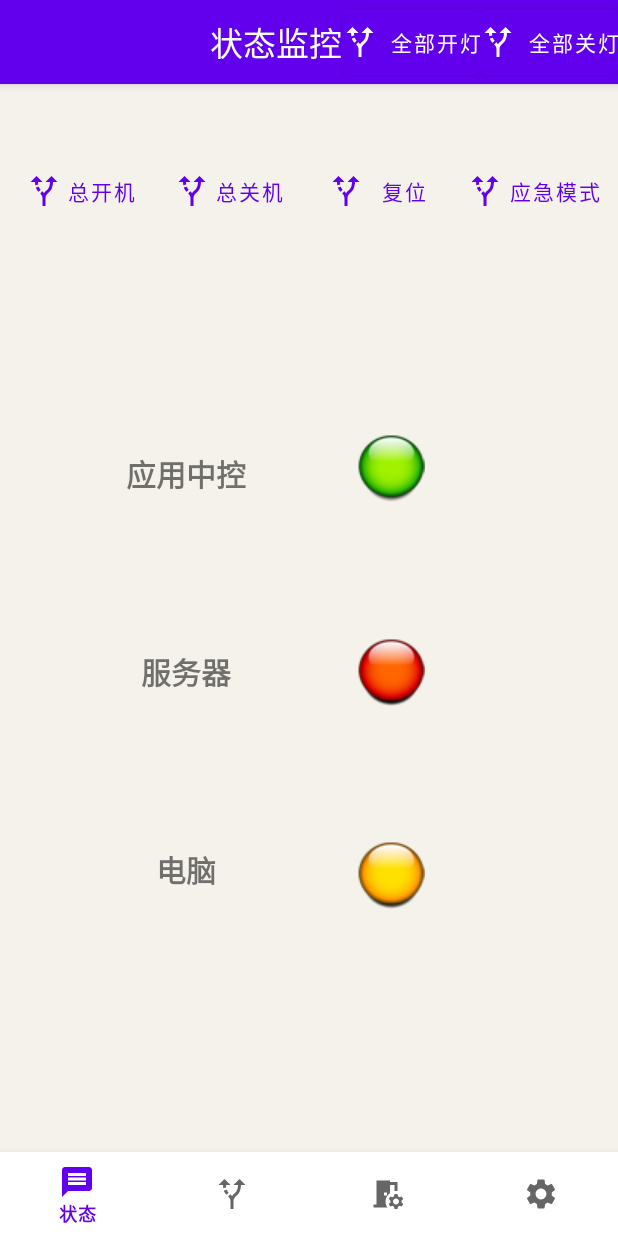
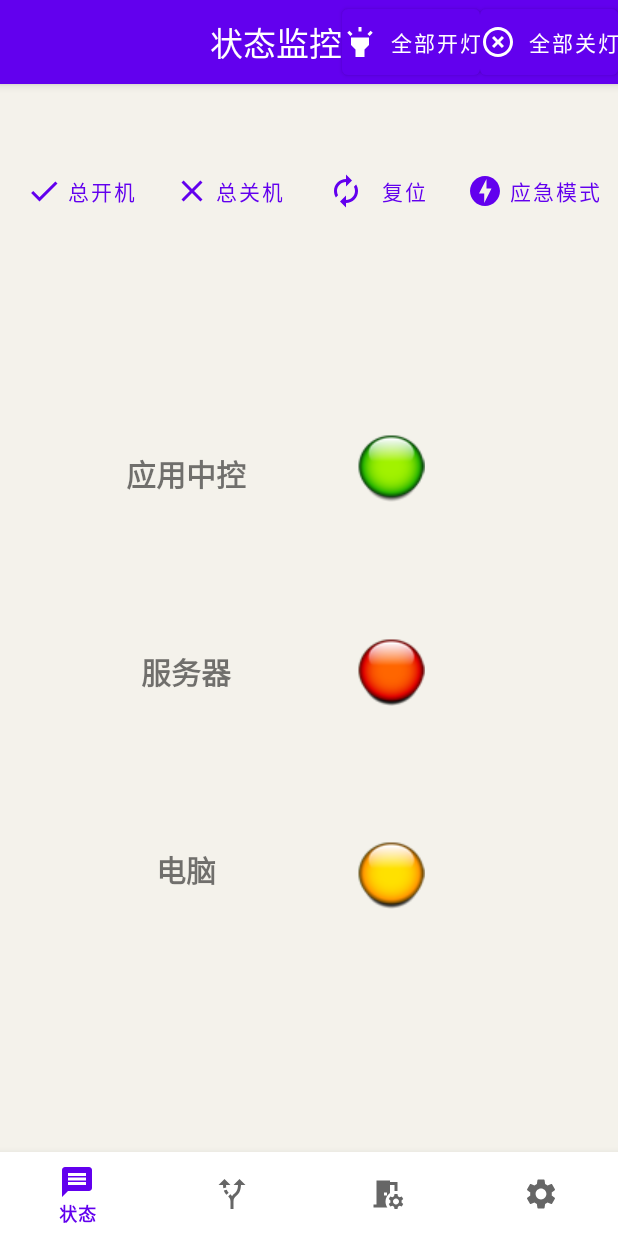
Before and after one commit to fgd-haha/ShowRoom, an Android app: the screen it shows after launch (MainActivity), on a phone screen of 412 x 824 dp. Run offline under Robolectric (Android 15) with nearby library versions, the phone set to English and light mode, and no system bars; our stand-ins replace navigation-ui; 4 statements that could not run were skipped.

Commit message:
feat: update icon of button

```diff
--- /dev/null
+++ b/app/src/main/res/drawable/ic_baseline_autorenew_24.xml
@@ -0,0 +1,10 @@
+<vector xmlns:android="http://schemas.android.com/apk/res/android"
+    android:width="24dp"
+    android:height="24dp"
+    android:viewportWidth="24"
+    android:viewportHeight="24"
+    android:tint="?attr/colorControlNormal">
+    <path
+        android:fillColor="@android:color/white"
+        android:pathData="M12,6v3l4,-4 -4,-4v3c-4.42,0 -8,3.58 -8,8 0,1.57 0.46,3.03 1.24,4.26L6.7,14.8c-0.45,-0.83 -0.7,-1.79 -0.7,-2.8 0,-3.31 2.69,-6 6,-6zM18.76,7.74L17.3,9.2c0.44,0.84 0.7,1.79 0.7,2.8 0,3.31 -2.69,6 -6,6v-3l-4,4 4,4v-3c4.42,0 8,-3.58 8,-8 0,-1.57 -0.46,-3.03 -1.24,-4.26z" />
+</vector>
--- /dev/null
+++ b/app/src/main/res/drawable/ic_baseline_check_24.xml
@@ -0,0 +1,10 @@
+<vector xmlns:android="http://schemas.android.com/apk/res/android"
+    android:width="24dp"
+    android:height="24dp"
+    android:viewportWidth="24"
+    android:viewportHeight="24"
+    android:tint="?attr/colorControlNormal">
+    <path
+        android:fillColor="@android:color/white"
+        android:pathData="M9,16.17L4.83,12l-1.42,1.41L9,19 21,7l-1.41,-1.41z" />
+</vector>
--- /dev/null
+++ b/app/src/main/res/drawable/ic_baseline_close_24.xml
@@ -0,0 +1,10 @@
+<vector xmlns:android="http://schemas.android.com/apk/res/android"
+    android:width="24dp"
+    android:height="24dp"
+    android:viewportWidth="24"
+    android:viewportHeight="24"
+    android:tint="?attr/colorControlNormal">
+    <path
+        android:fillColor="@android:color/white"
+        android:pathData="M19,6.41L17.59,5 12,10.59 6.41,5 5,6.41 10.59,12 5,17.59 6.41,19 12,13.41 17.59,19 19,17.59 13.41,12z" />
+</vector>
--- /dev/null
+++ b/app/src/main/res/drawable/ic_baseline_highlight_24.xml
@@ -0,0 +1,10 @@
+<vector xmlns:android="http://schemas.android.com/apk/res/android"
+    android:width="24dp"
+    android:height="24dp"
+    android:viewportWidth="24"
+    android:viewportHeight="24"
+    android:tint="?attr/colorControlNormal">
+    <path
+        android:fillColor="@android:color/white"
+        android:pathData="M6,14l3,3v5h6v-5l3,-3V9H6V14zM11,2h2v3h-2V2zM3.5,5.88l1.41,-1.41l2.12,2.12L5.62,8L3.5,5.88zM16.96,6.59l2.12,-2.12l1.41,1.41L18.38,8L16.96,6.59z" />
+</vector>
--- /dev/null
+++ b/app/src/main/res/drawable/ic_baseline_highlight_off_24.xml
@@ -0,0 +1,10 @@
+<vector xmlns:android="http://schemas.android.com/apk/res/android"
+    android:width="24dp"
+    android:height="24dp"
+    android:viewportWidth="24"
+    android:viewportHeight="24"
+    android:tint="?attr/colorControlNormal">
+    <path
+        android:fillColor="@android:color/white"
+        android:pathData="M14.59,8L12,10.59 9.41,8 8,9.41 10.59,12 8,14.59 9.41,16 12,13.41 14.59,16 16,14.59 13.41,12 16,9.41 14.59,8zM12,2C6.47,2 2,6.47 2,12s4.47,10 10,10 10,-4.47 10,-10S17.53,2 12,2zM12,20c-4.41,0 -8,-3.59 -8,-8s3.59,-8 8,-8 8,3.59 8,8 -3.59,8 -8,8z" />
+</vector>
--- /dev/null
+++ b/app/src/main/res/drawable/ic_baseline_offline_bolt_24.xml
@@ -0,0 +1,10 @@
+<vector xmlns:android="http://schemas.android.com/apk/res/android"
+    android:width="24dp"
+    android:height="24dp"
+    android:viewportWidth="24"
+    android:viewportHeight="24"
+    android:tint="?attr/colorControlNormal">
+    <path
+        android:fillColor="@android:color/white"
+        android:pathData="M12,2.02c-5.51,0 -9.98,4.47 -9.98,9.98s4.47,9.98 9.98,9.98 9.98,-4.47 9.98,-9.98S17.51,2.02 12,2.02zM11.48,20v-6.26H8L13,4v6.26h3.35L11.48,20z" />
+</vector>
--- a/app/src/main/res/layout/activity_computers.xml
+++ b/app/src/main/res/layout/activity_computers.xml
@@ -27,7 +27,7 @@
                 android:layout_height="wrap_content"
                 android:layout_gravity="right"
                 android:text="@string/btn_computer_power_off"
-                app:icon="@drawable/ic_baseline_alt_route_24"
+                app:icon="@drawable/ic_baseline_highlight_off_24"
                 tools:ignore="RtlHardcoded" />
 
             <Button
@@ -36,7 +36,7 @@
                 android:layout_height="wrap_content"
                 android:layout_gravity="right"
                 android:text="@string/btn_computer_power_on"
-                app:icon="@drawable/ic_baseline_alt_route_24"
+                app:icon="@drawable/ic_baseline_highlight_24"
                 tools:ignore="RtlHardcoded" />
 
 
--- a/app/src/main/res/layout/activity_main.xml
+++ b/app/src/main/res/layout/activity_main.xml
@@ -29,7 +29,7 @@
                 android:layout_height="?attr/actionBarSize"
                 android:layout_gravity="right"
                 android:text="@string/btn_all_light_off"
-                app:icon="@drawable/ic_baseline_alt_route_24"
+                app:icon="@drawable/ic_baseline_highlight_off_24"
                 tools:ignore="RtlHardcoded" />
 
             <Button
@@ -38,7 +38,7 @@
                 android:layout_height="?attr/actionBarSize"
                 android:layout_gravity="right"
                 android:text="@string/btn_all_light_on"
-                app:icon="@drawable/ic_baseline_alt_route_24"
+                app:icon="@drawable/ic_baseline_highlight_24"
                 tools:ignore="RtlHardcoded" />
 
         </fgd.showroom.CenterTitleToolbar>
--- a/app/src/main/res/layout/fragment_debug.xml
+++ b/app/src/main/res/layout/fragment_debug.xml
@@ -109,7 +109,7 @@
         android:layout_height="70dp"
         android:layout_marginStart="10dp"
         android:text="@string/debug_execute"
-        app:icon="@drawable/ic_baseline_alt_route_24"
+        app:icon="@drawable/ic_baseline_double_arrow_24"
         app:layout_constraintBottom_toTopOf="@+id/guideline5"
         app:layout_constraintStart_toStartOf="@+id/guideline7" />
 
@@ -168,7 +168,7 @@
         android:layout_marginBottom="50dp"
         android:text="@string/debug_save"
         app:cornerRadius="10dp"
-        app:icon="@drawable/ic_baseline_alt_route_24"
+        app:icon="@drawable/ic_baseline_save_24"
         app:layout_constraintBottom_toBottomOf="parent"
         app:layout_constraintEnd_toEndOf="parent" />
 
--- a/app/src/main/res/layout/fragment_status.xml
+++ b/app/src/main/res/layout/fragment_status.xml
@@ -36,7 +36,7 @@
         android:layout_width="wrap_content"
         android:layout_height="wrap_content"
         android:text="总开机"
-        app:icon="@drawable/ic_baseline_alt_route_24"
+        app:icon="@drawable/ic_baseline_check_24"
         app:layout_constraintBottom_toTopOf="@+id/guideline_h_top"
         app:layout_constraintEnd_toStartOf="@+id/btn_power_off"
         app:layout_constraintStart_toStartOf="parent"
@@ -48,7 +48,7 @@
         android:layout_width="wrap_content"
         android:layout_height="wrap_content"
         android:text="总关机"
-        app:icon="@drawable/ic_baseline_alt_route_24"
+        app:icon="@drawable/ic_baseline_close_24"
         app:layout_constraintBottom_toTopOf="@+id/guideline_h_top"
         app:layout_constraintEnd_toStartOf="@+id/guideline_v_mid"
         app:layout_constraintStart_toEndOf="@+id/btn_power_on"
@@ -60,7 +60,7 @@
         android:layout_width="wrap_content"
         android:layout_height="wrap_content"
         android:text="复位"
-        app:icon="@drawable/ic_baseline_alt_route_24"
+        app:icon="@drawable/ic_baseline_autorenew_24"
         app:layout_constraintBottom_toTopOf="@+id/guideline_h_top"
         app:layout_constraintEnd_toStartOf="@+id/btn_emergence"
         app:layout_constraintStart_toStartOf="@+id/guideline_v_mid"
@@ -72,7 +72,7 @@
         android:layout_width="wrap_content"
         android:layout_height="wrap_content"
         android:text="应急模式"
-        app:icon="@drawable/ic_baseline_alt_route_24"
+        app:icon="@drawable/ic_baseline_offline_bolt_24"
         app:layout_constraintBottom_toTopOf="@+id/guideline_h_top"
         app:layout_constraintEnd_toEndOf="parent"
         app:layout_constraintStart_toEndOf="@+id/btn_reset"
```
Also changed, not shown: app/src/main/res/drawable/ic_baseline_double_arrow_24.xml (added, +13 -0 lines), app/src/main/res/drawable/ic_baseline_edit_note_24.xml (added, +10 -0 lines), app/src/main/res/drawable/ic_baseline_file_copy_24.xml (added, +10 -0 lines), app/src/main/res/drawable/ic_baseline_playlist_add_24.xml (added, +11 -0 lines), app/src/main/res/drawable/ic_baseline_save_24.xml (added, +10 -0 lines), app/src/main/res/layout/fragment_setting.xml (+4 -4 lines).
